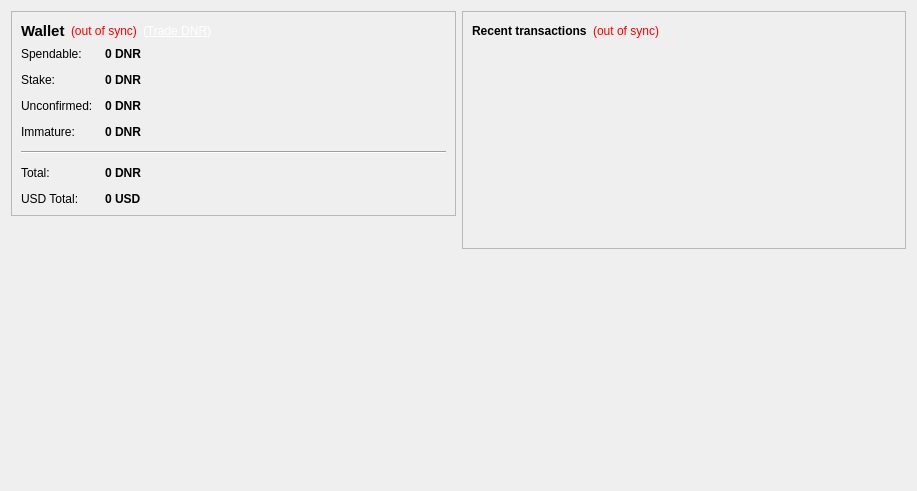
Qt form src/qt/forms/overviewpage.ui (metaspartan/denarius) before a commit.
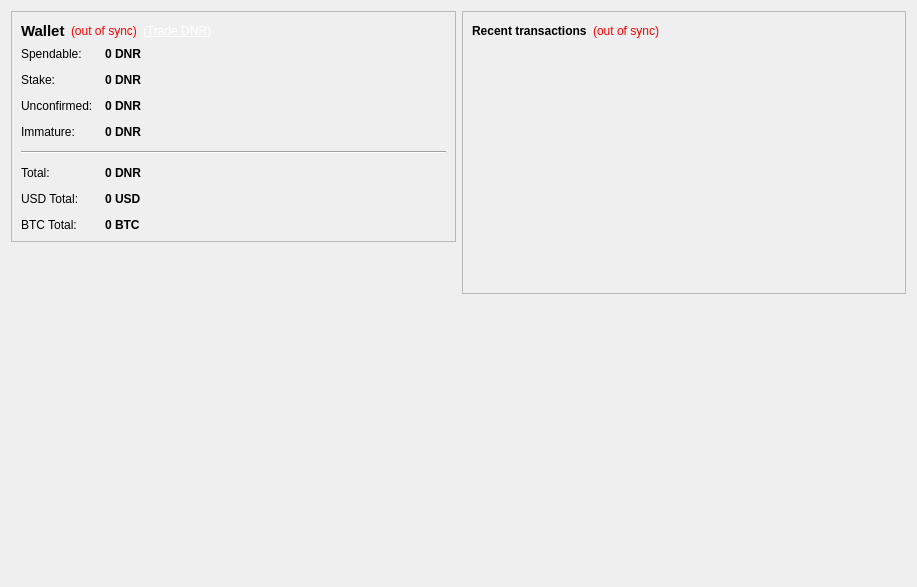
The same form after that commit. Icons and pictures are not drawn.

Commit message: QT Wallet Fixes & BTC Total

The edit to the form file:
```diff
--- a/src/qt/forms/overviewpage.ui
+++ b/src/qt/forms/overviewpage.ui
@@ -7,7 +7,7 @@
     <x>0</x>
     <y>0</y>
     <width>917</width>
-    <height>491</height>
+    <height>587</height>
    </rect>
   </property>
   <property name="windowTitle">
@@ -259,6 +259,32 @@
             </property>
            </widget>
           </item>
+          <item row="7" column="0">
+           <widget class="QLabel" name="label_9">
+            <property name="text">
+             <string>BTC Total:</string>
+            </property>
+           </widget>
+          </item>
+          <item row="7" column="1">
+           <widget class="QLabel" name="labelBTCTotal">
+            <property name="font">
+             <font>
+              <weight>75</weight>
+              <bold>true</bold>
+             </font>
+            </property>
+            <property name="cursor">
+             <cursorShape>IBeamCursor</cursorShape>
+            </property>
+            <property name="toolTip">
+             <string>Your current total balance in BTC, Rate is not updated often</string>
+            </property>
+            <property name="text">
+             <string>0 BTC</string>
+            </property>
+           </widget>
+          </item>
          </layout>
         </item>
        </layout>
```
Left out of the diff: 6 changed lines with no effect on the pictures. The commit also changes 18 other files.
